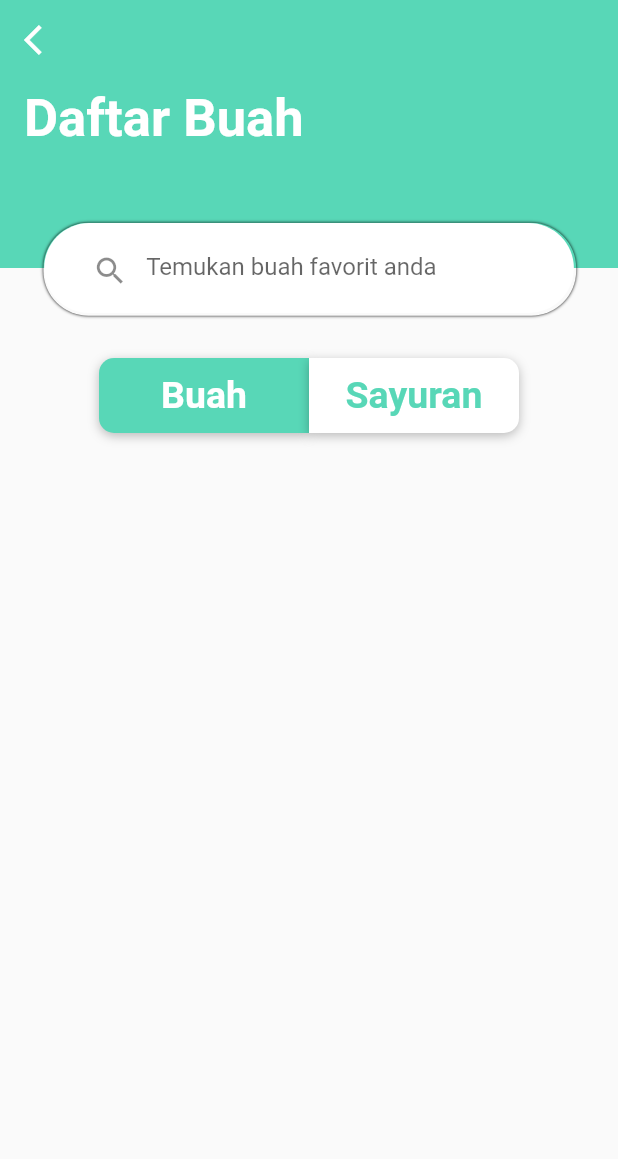
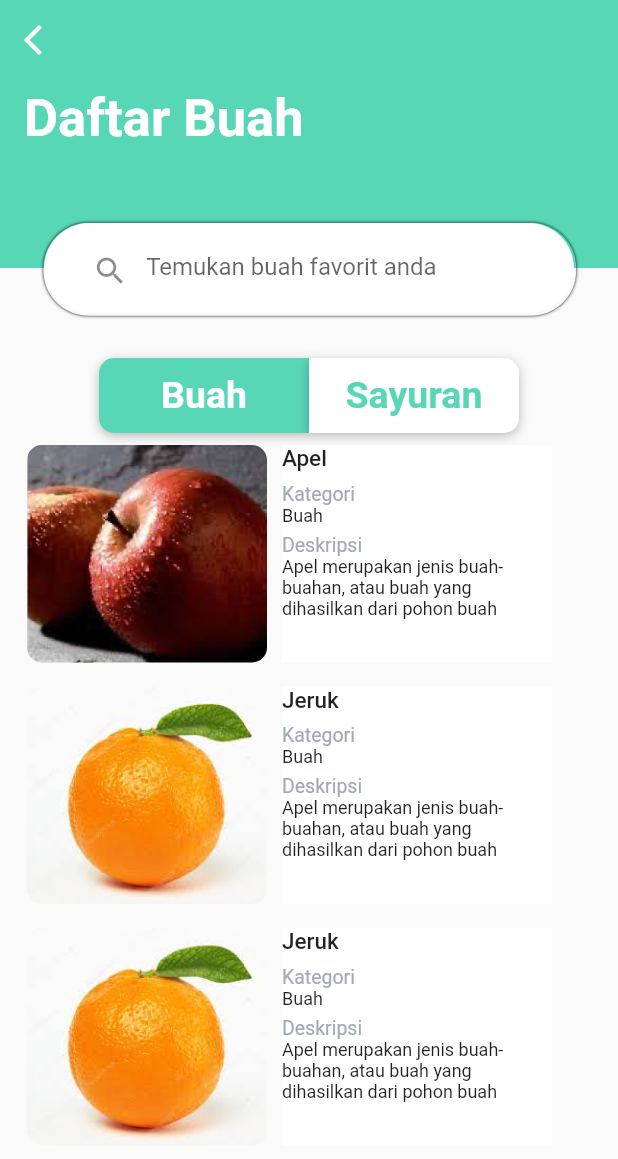
Before and after one commit to Madd-G/nutria_old, a Flutter app: the screen it shows after launch, on a phone screen of 412 x 824 dp, the part 77-1236 px from its top. Run offline on Flutter 3.47's test engine with Material 2 defaults, Android fonts, the phone set to English and light mode, and no system bars; our stand-ins replace dropdown_search, get.

Commit message:
modified model and updated fruit list screen and fruit carousel

```diff
--- /dev/null
+++ b/lib/components/fruit_carousel.dart
@@ -0,0 +1,79 @@
+import 'package:flutter/material.dart';
+import 'package:get/get.dart';
+
+import '../models/fruit_vegetable_model.dart';
+import '../views/fruit_detail_screen.dart';
+
+class FruitCarousel extends StatelessWidget {
+  const FruitCarousel({Key? key}) : super(key: key);
+
+  @override
+  Widget build(BuildContext context) {
+    return Container(
+        height: 600,
+        child: ListView.builder(
+            scrollDirection: Axis.vertical,
+            itemCount: fruits.length,
+            itemBuilder: (BuildContext context, int index) {
+              FruitVegetable fruits = recommendations[index];
+              return Padding(
+                padding: const EdgeInsets.all(8.0),
+                child: Row(
+                  children: [
+                    Hero(
+                      tag: fruits.imageUrl,
+                      child: ClipRRect(
+                        borderRadius: BorderRadius.circular(10.0),
+                        child: Image(
+                          height: 145.0,
+                          width: 160.0,
+                          image: AssetImage(fruits.imageUrl),
+                          fit: BoxFit.cover,
+                        ),
+                      ),
+                    ),
+                    const SizedBox(
+                      width: 10.0,
+                    ),
+                    Container(
+                      color: Colors.white,
+                      height: 145.0,
+                      width: 180.0,
+                      child: Column(
+                        mainAxisAlignment: MainAxisAlignment.start,
+                        crossAxisAlignment: CrossAxisAlignment.start,
+                        children: [
+                          Text(
+                            fruits.title,
+                            style: const TextStyle(
+                                fontSize: 15.0, fontWeight: FontWeight.w500),
+                          ),
+                          const SizedBox(
+                            height: 7.0,
+                          ),
+                          const Text(
+                            'Kategori',
+                            style: TextStyle(
+                                color: Color(0xffA1A8B9), fontSize: 13.0),
+                          ),
+                          Text(
+                            fruits.category,
+                            style: TextStyle(fontSize: 12.0),
+                          ),
+                          const SizedBox(
+                            height: 5.0,
+                          ),
+                          const Text('Deskripsi',
+                              style: TextStyle(
+                                  color: Color(0xffA1A8B9), fontSize: 13.0)),
+                          Text(fruits.description,
+                              style: TextStyle(fontSize: 12.0))
+                        ],
+                      ),
+                    )
+                  ],
+                ),
+              );
+            }));
+  }
+}
--- a/lib/components/recommendation_carousel.dart
+++ b/lib/components/recommendation_carousel.dart
@@ -41,12 +41,7 @@ class RecommendationCarousel extends StatelessWidget {
               itemBuilder: (BuildContext context, int index) {
                 FruitVegetable recommendation = recommendations[index];
                 return GestureDetector(
-                    onTap: () => Navigator.push(
-                          context,
-                          MaterialPageRoute(
-                            builder: (_) => const FruitDetailScreen(),
-                          ),
-                        ),
+                    onTap: () => Get.toNamed('fruit_detail_screen'),
                     child: Padding(
                       padding: const EdgeInsets.all(8.0),
                       child: Stack(
--- a/lib/models/fruit_vegetable_model.dart
+++ b/lib/models/fruit_vegetable_model.dart
@@ -12,9 +12,14 @@ class FruitVegetable {
 }
 
 final List<FruitVegetable> recommendations = [
-  FruitVegetable(imageUrl: 'assets/images/apel.png', title: 'Apel'),
-  FruitVegetable(imageUrl: 'assets/images/apel.png', title: 'Apel'),
-  FruitVegetable(imageUrl: 'assets/images/apel.png', title: 'Apel'),
+  FruitVegetable(imageUrl: 'assets/images/apel.png', title: 'Apel', category: 'Buah', description:
+  'Apel merupakan jenis buah-buahan, atau buah yang dihasilkan dari pohon buah '),
+  FruitVegetable(imageUrl: 'assets/images/orange.jpeg', title: 'Jeruk', category: 'Buah', description:
+  'Apel merupakan jenis buah-buahan, atau buah yang dihasilkan dari pohon buah '),
+  FruitVegetable(imageUrl: 'assets/images/orange.jpeg', title: 'Jeruk', category: 'Buah', description:
+  'Apel merupakan jenis buah-buahan, atau buah yang dihasilkan dari pohon buah '),
+  FruitVegetable(imageUrl: 'assets/images/apel.png', title: 'Apel', category: 'Buah', description:
+  'Apel merupakan jenis buah-buahan, atau buah yang dihasilkan dari pohon buah '),
 ];
 
 final List<FruitVegetable> fruits = [
@@ -23,13 +28,13 @@ final List<FruitVegetable> fruits = [
       title: 'Apel',
       category: 'Buah',
       description:
-          'Apel merupakan jenis buah-buahan, atau buah yang dihasilkan dari pohon buah '),
+          'Apel merupakan jenis buah-buahan,'),
   FruitVegetable(
-      imageUrl: 'assets/images/apel.png',
-      title: 'Apel',
+      imageUrl: 'assets/images/orange.jpeg',
+      title: 'Jeruk',
       category: 'Buah',
       description:
-          'Apel merupakan jenis buah-buahan, atau buah yang dihasilkan dari pohon buah '),
+          'Jeruk merupakan jenis buah-buahan, atau buah yang dihasilkan dari pohon buah '),
   FruitVegetable(
       imageUrl: 'assets/images/apel.png',
       title: 'Apel',
--- a/lib/views/fruit_list_screen.dart
+++ b/lib/views/fruit_list_screen.dart
@@ -1,4 +1,5 @@
 import 'package:flutter/material.dart';
+import 'package:nutria/components/fruit_carousel.dart';
 
 class FruitListScreen extends StatelessWidget {
   const FruitListScreen({Key? key}) : super(key: key);
@@ -111,7 +112,8 @@ class FruitListScreen extends StatelessWidget {
                             )),
                           ),
                         ],
-                      )
+                      ),
+                      const FruitCarousel()
                     ],
                   ),
                 )
```
Also changed, not shown: assets/images/orange.jpeg (added).
